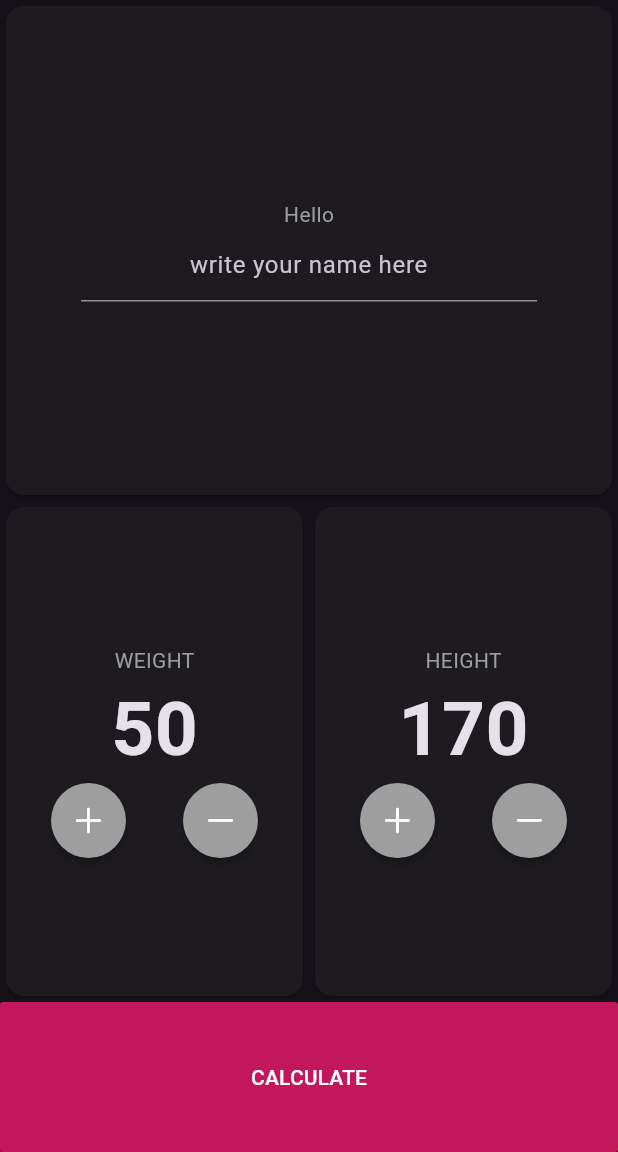
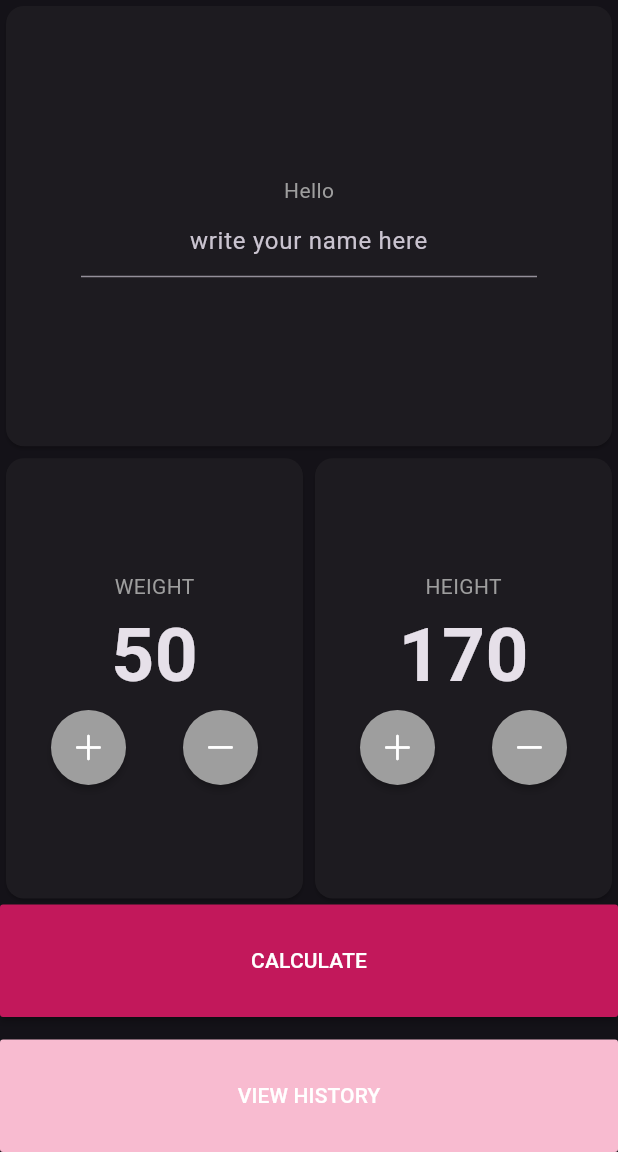
Before and after one commit to shmllslmt/weightwatcher, a Flutter app: the screen it shows after launch, on a phone screen of 412 x 824 dp, the part 84-1236 px from its top. Run offline on Flutter 3.47's test engine with Material 3 defaults, Android fonts, the phone set to English and light mode, and no system bars; our stand-ins replace cloud_firestore, firebase_core, flutter_dotenv, flutter_spinkit, google_generative_ai; accounts and stored records are empty.

Commit message:
get and add

```diff
--- a/lib/input.dart
+++ b/lib/input.dart
@@ -3,11 +3,12 @@ import 'package:flutter_dotenv/flutter_dotenv.dart';
 import 'package:google_generative_ai/google_generative_ai.dart';
 import 'package:provider/provider.dart';
 import 'package:weightwatcher/bmibrain.dart';
+import 'package:weightwatcher/history.dart';
 import 'package:weightwatcher/result.dart';
 import 'reusablecard.dart';
 
 class InputScreen extends StatefulWidget {
-  const InputScreen({Key? key}) : super(key: key);
+  static String id = "InputScreen";
 
   @override
   State<InputScreen> createState() => _InputScreenState();
@@ -112,7 +113,18 @@ class _InputScreenState extends State<InputScreen> {
             },
             child: Text("CALCULATE"),
             color: Colors.pink[700],
-            height: 100.0,
+            height: 75.0,
+          ),
+          SizedBox(
+            height: 15.0,
+          ),
+          MaterialButton(
+            onPressed: () {
+              Navigator.pushNamed(context, HistoryScreen.id);
+            },
+            child: Text("VIEW HISTORY"),
+            color: Colors.pink[100],
+            height: 75.0,
           ),
         ],
       ),
--- a/lib/main.dart
+++ b/lib/main.dart
@@ -1,16 +1,21 @@
+import 'package:firebase_core/firebase_core.dart';
 import 'package:flutter/material.dart';
 import 'package:flutter/cupertino.dart';
 import 'package:flutter/widgets.dart';
 import 'package:provider/provider.dart';
 import 'package:weightwatcher/bmibrain.dart';
+import 'package:weightwatcher/firebase_options.dart';
 import 'package:weightwatcher/history.dart';
 import 'package:weightwatcher/input.dart';
 import 'package:flutter_dotenv/flutter_dotenv.dart';
+import 'package:weightwatcher/result.dart';
 import 'package:weightwatcher/signin.dart';
 import 'package:weightwatcher/signup.dart';
 
+
 void main() async {
   await dotenv.load(fileName: ".env");
+  await Firebase.initializeApp(options: DefaultFirebaseOptions.currentPlatform);
   runApp(BMIApp());
 }
 
@@ -27,7 +32,14 @@ class BMIApp extends StatelessWidget {
         title: "BMI Calculator",
         theme: ThemeData.dark(),
         debugShowCheckedModeBanner: false,
-        home: InputScreen(),
+        initialRoute: InputScreen.id,
+        routes: {
+          SignInScreen.id: (context) => SignInScreen(),
+          SignUpScreen.id: (context) => SignUpScreen(),
+          InputScreen.id: (context) => InputScreen(),
+          ResultScreen.id: (context) => ResultScreen(),
+          HistoryScreen.id: (context) => HistoryScreen(),
+        },
       ),
     );
   }
--- a/pubspec.yaml
+++ b/pubspec.yaml
@@ -39,6 +39,9 @@ dependencies:
   google_generative_ai: ^0.4.0
   flutter_dotenv: ^5.1.0
   flutter_spinkit: ^5.2.1
+  firebase_core: ^2.31.0
+  firebase_auth: ^4.19.5
+  cloud_firestore: ^4.17.3
 
 dev_dependencies:
   flutter_test:
```
Also changed, not shown: lib/history.dart (+57 -7 lines), lib/result.dart (+27 -1 lines), firebase.json (added), lib/firebase_options.dart (added), pubspec.lock, 3 other files.
